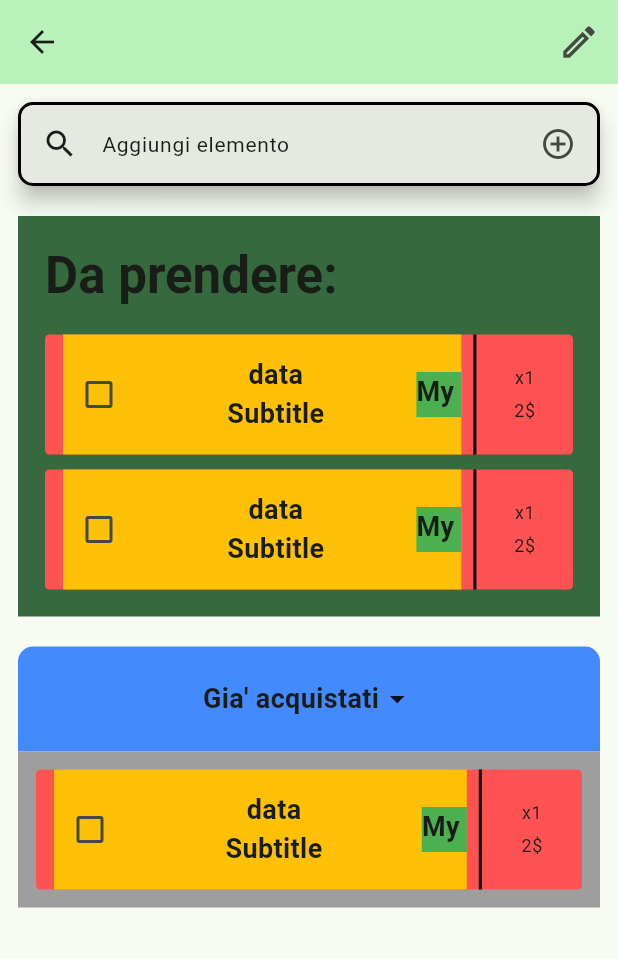
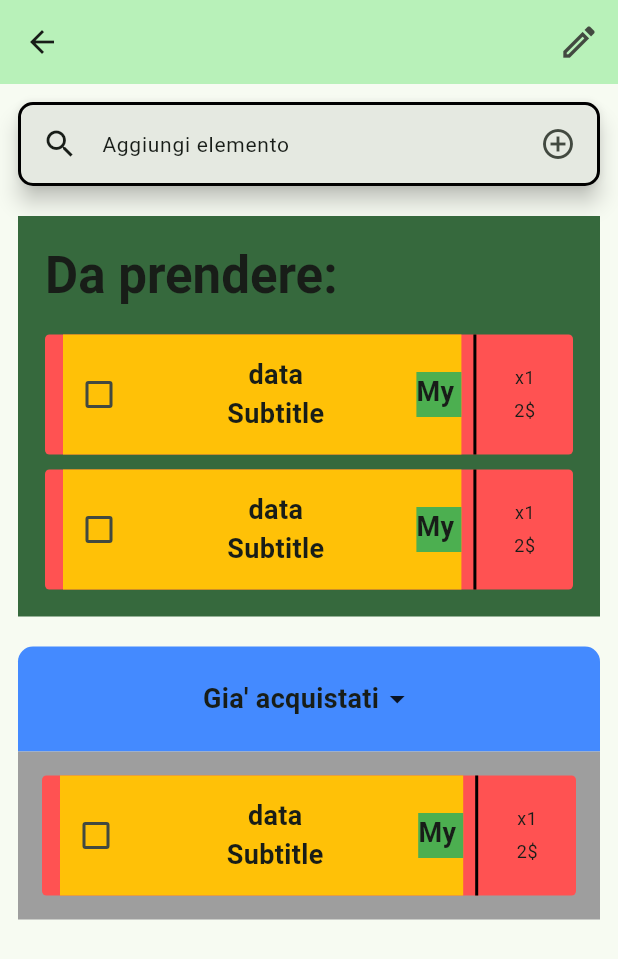
Before and after one commit to E-d-o/FoodPlan, a Flutter app: the SingleListPage screen opened directly, on a phone screen of 412 x 824 dp. Shown: the top 959 px of the screen. Run offline on Flutter 3.47's test engine with Material 3 defaults, Android fonts, the phone set to English and light mode, and no system bars.

Commit message:
solved bug with emptyHomeItems

```diff
--- a/lib/components/list_item.dart
+++ b/lib/components/list_item.dart
@@ -12,18 +12,12 @@ class ListItem extends StatelessWidget {
     return Dismissible(
       key: Key(id),
       background: Container(color: Colors.redAccent),
-      direction: DismissDirection.startToEnd,
+      direction: DismissDirection.endToStart,
       onDismissed: (direction) {
-        if (direction == DismissDirection.startToEnd) {
-          singleListManager.removeItem(id, isAtHome);
-          ScaffoldMessenger.of(
-            context,
-          ).showSnackBar(SnackBar(content: Text("Rimosso elemento :D")));
-        } else {
-          ScaffoldMessenger.of(
-            context,
-          ).showSnackBar(SnackBar(content: Text("NON PUOI :D")));
-        }
+        singleListManager.removeItem(id, isAtHome);
+        ScaffoldMessenger.of(
+          context,
+        ).showSnackBar(SnackBar(content: Text("Rimosso elemento :D")));
       },
       child: Material(
         color: Colors.redAccent,
--- a/lib/notifiers/single_list_manager.dart
+++ b/lib/notifiers/single_list_manager.dart
@@ -12,13 +12,26 @@ class SingleListManager with ChangeNotifier {
   final List<ListItem> homeItemsList = [ListItem(id: "3", isAtHome: true)];
   late final List<List<ListItem>> completeList;
   bool _isHomeItemsVisible = true;
+  double _paddingHomeItems = 16.0;
 
   bool get isHomeItemsVisible => _isHomeItemsVisible;
+  double get paddingHomeItems => _paddingHomeItems;
+
   final Map<String, bool> _listChecked = {};
 
   SingleListManager() {
     completeList = [requiredItemsList, homeItemsList];
-    _listChecked["ciccio"] = false;
+    _listChecked["1"] = false;
+    _listChecked["2"] = false;
+    _listChecked["3"] = false;
+  }
+
+  void _checkForEmptyHomeItems() {
+    if (homeItemsList.isEmpty) {
+      _paddingHomeItems = 0;
+    } else {
+      _paddingHomeItems = 16;
+    }
   }
 
   void changeHomeItemsVisibility() {
@@ -47,6 +60,7 @@ class SingleListManager with ChangeNotifier {
     if (isAtHome) {
       print(homeItemsList.toString() + "prima");
       homeItemsList.removeWhere((element) => element.id == listId);
+      _checkForEmptyHomeItems();
       print(homeItemsList.toString() + "dopo");
     } else {
       //in required items
--- a/lib/pages/single_list_page.dart
+++ b/lib/pages/single_list_page.dart
@@ -1,5 +1,6 @@
 import 'package:flutter/material.dart';
 import 'package:foodplan/components/custom_search_bar.dart';
+import 'package:foodplan/components/list_item.dart';
 import 'package:foodplan/notifiers/single_list_manager.dart';
 import 'package:provider/provider.dart';
 
@@ -81,17 +82,38 @@ class _AtHomeItems extends StatelessWidget {
           spacing: 0,
           children: [
             TextRegion(topRadiusTextRegion: topRadiusTextRegion),
-            Visibility(
-              visible: isVisible,
-              child: Container(
-                color: Colors.grey,
-                padding: EdgeInsets.all(12.0),
-                child: Column(spacing: 10, children: [...atHomeItems]),
-              ),
+            HidableList(
+              atHomeItems: atHomeItems,
+              isVisible: isVisible,
+              manager: singleListManager,
             ),
           ],
         );
       },
+    );
+  }
+}
+
+class HidableList extends StatelessWidget {
+  const HidableList({
+    super.key,
+    required this.atHomeItems,
+    required this.isVisible,
+    required this.manager,
+  });
+  final bool isVisible;
+  final List<ListItem> atHomeItems;
+  final SingleListManager manager;
+
+  @override
+  Widget build(BuildContext context) {
+    return Visibility(
+      visible: isVisible,
+      child: Container(
+        color: Colors.grey,
+        padding: EdgeInsets.all(manager.paddingHomeItems),
+        child: Column(spacing: 10, children: [...atHomeItems]),
+      ),
     );
   }
 }
```
